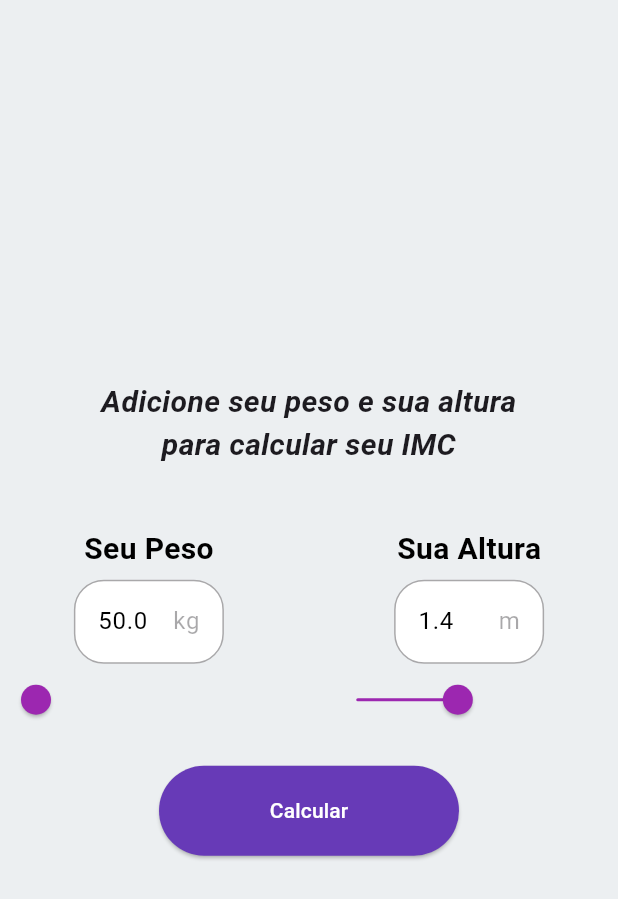
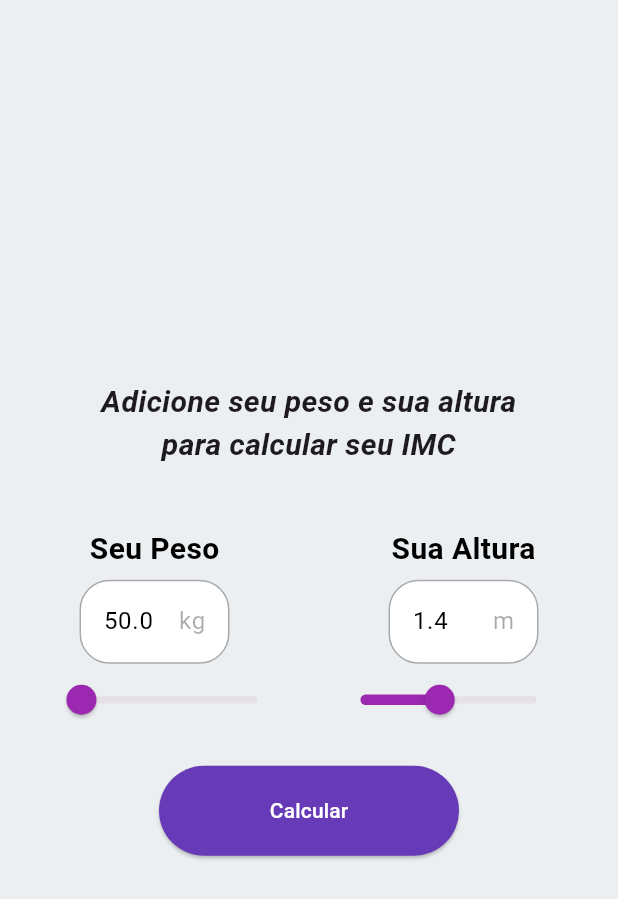
Before and after one commit to marllonDev/calculadora-imc, a Flutter app: the screen it shows after launch, on a phone screen of 412 x 824 dp. Shown: the top 899 px of the screen. Run offline on Flutter 3.47's test engine with Material 3 defaults, Android fonts, the phone set to English and light mode, and no system bars.

Commit message:
Ajustando FlexBox

```diff
--- a/lib/widgets/calculadora_imc.dart
+++ b/lib/widgets/calculadora_imc.dart
@@ -84,10 +84,13 @@ class _MinhaCalculadoraDeImcState extends State<MinhaCalculadoraDeImc> {
                           style: TextStyle(color: Colors.black),
                         ),
                       ),
-                      SliderTheme(
+                      Container(
+                        padding: EdgeInsets.only(left: 20),
+                        width: MediaQuery.of(context).size.width * 0.45,
+                        child: SliderTheme(
                           data: SliderThemeData(
                             activeTickMarkColor: Colors.purple,
-                          trackHeight: 0.1,
+                            trackHeight: 5,
                           ),
                           child: Slider(
                             activeColor: Colors.purple,
@@ -102,11 +105,11 @@ class _MinhaCalculadoraDeImcState extends State<MinhaCalculadoraDeImc> {
                             min: 50,
                             max: 200,
                           ),
+                        ),
                       )
                     ],
                   ),
                 ),
-                SizedBox(width: 15),
                 Expanded(
                   child: Column(
                     children: [
@@ -135,10 +138,13 @@ class _MinhaCalculadoraDeImcState extends State<MinhaCalculadoraDeImc> {
                           style: TextStyle(color: Colors.black),
                         ),
                       ),
-                      SliderTheme(
+                      Container(
+                        padding: EdgeInsets.only(right: 20),
+                        width: MediaQuery.of(context).size.width * 0.45,
+                        child: SliderTheme(
                           data: SliderThemeData(
                             activeTickMarkColor: Colors.purple,
-                          trackHeight: 0.1,
+                            trackHeight: 5,
                           ),
                           child: Slider(
                             activeColor: Colors.purple,
@@ -152,6 +158,7 @@ class _MinhaCalculadoraDeImcState extends State<MinhaCalculadoraDeImc> {
                             },
                             min: 0.5,
                             max: 2.5,
+                          ),
                         ),
                       )
                     ],
```
Lines whose indentation alone changed are shown as unchanged.
